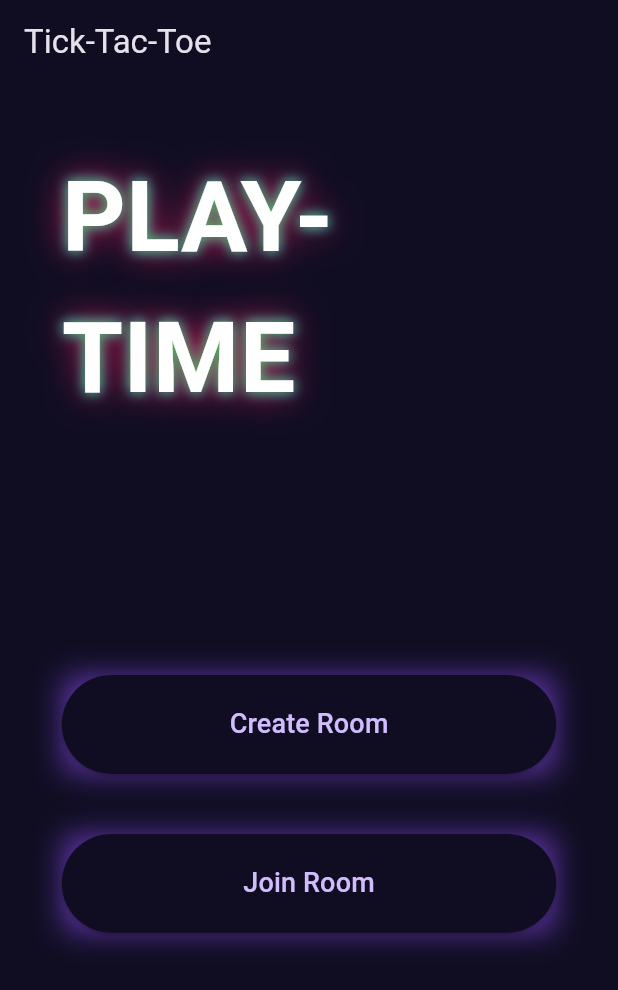
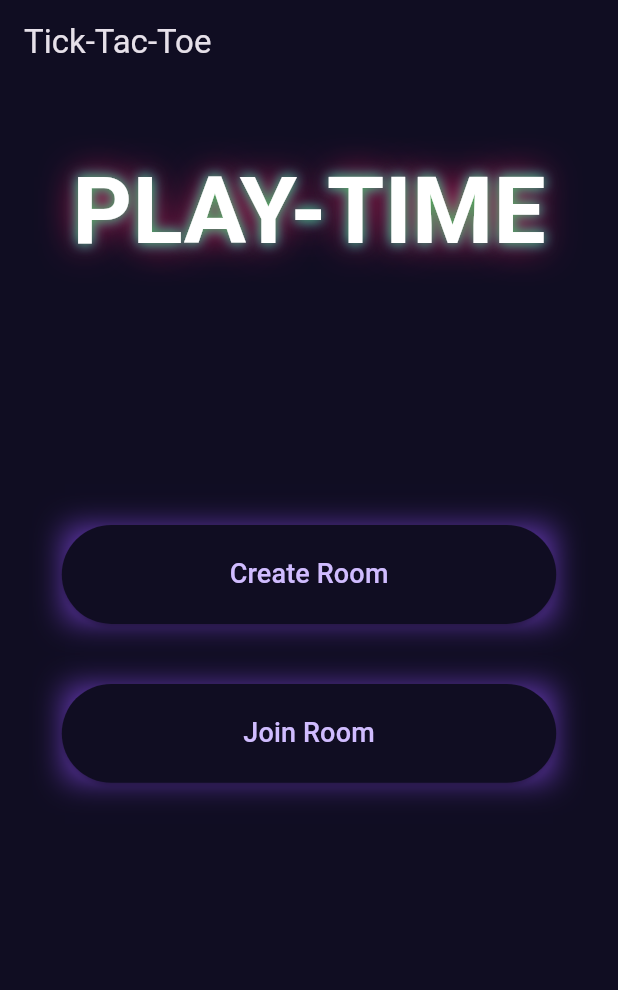
Before and after one commit to rakshitkapoor/PlayTime, a Flutter app: the screen it shows after launch, on a phone screen of 412 x 824 dp. Shown: the top 990 px of the screen. Run offline on Flutter 3.47's test engine with Material 3 defaults, Android fonts, the light colour scheme and no system bars; our stand-ins replace socket_io_client.

Commit message:
minor ui fixes

```diff
--- a/lib/main.dart
+++ b/lib/main.dart
@@ -20,7 +20,7 @@ class MyApp extends StatelessWidget {
       create: (context) => RoomDataProvider(),
       child: MaterialApp(
         debugShowCheckedModeBanner: false,
-        title: 'Flutter Demo',
+        title: 'PlayTime',
         theme: ThemeData.dark().copyWith(scaffoldBackgroundColor: bg),
         routes: {
           MainMenuScreen.routeName: (context) => const MainMenuScreen(),
--- a/lib/screens/main_menu_screen.dart
+++ b/lib/screens/main_menu_screen.dart
@@ -35,7 +35,7 @@ class MainMenuScreen extends StatelessWidget {
                   Shadow(color: Colors.blue, blurRadius: 10),
                   Shadow(color: Colors.pink, blurRadius: 30),
                   Shadow(color: Colors.green, blurRadius: 10)
-                ], text: "PLAY-TIME", fontSize: size.width*0.16),
+                ], text: "PLAY-TIME", fontSize: size.width*0.15),
                 SizedBox(height: size.height * 0.2),
                 Column(
                   mainAxisAlignment: MainAxisAlignment.center,
```
Also changed, not shown: 7 other files.
